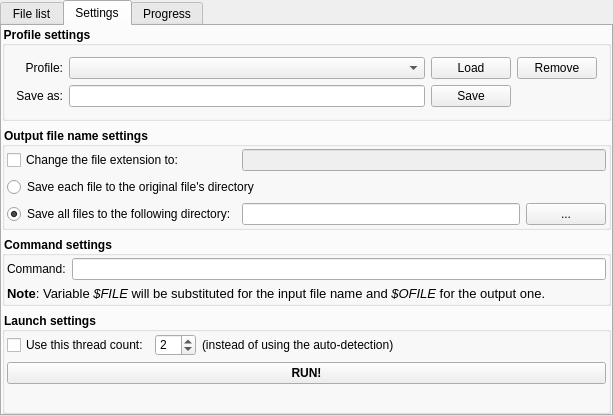
The window that mainwindow.ui (dwatzke/qtjobs) describes before a commit, drawn with Qt 5.
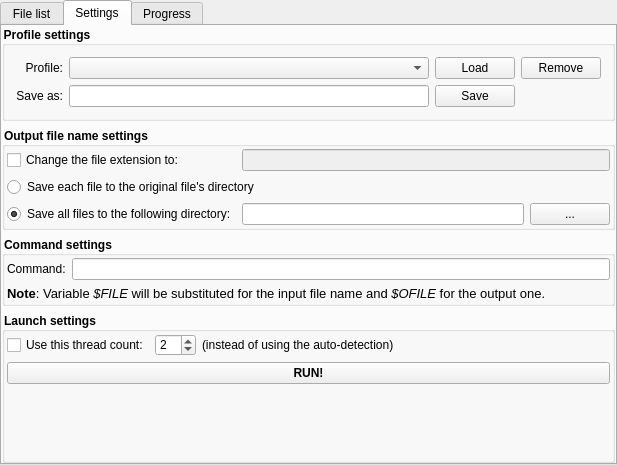
The same window after the commit. The open tabs and pages were chosen to show the change.

```diff
--- a/mainwindow.ui
+++ b/mainwindow.ui
@@ -6,8 +6,8 @@
    <rect>
     <x>0</x>
     <y>0</y>
-    <width>613</width>
-    <height>416</height>
+    <width>617</width>
+    <height>465</height>
    </rect>
   </property>
   <property name="windowTitle">
```
Left out of the diff: 67 changed lines with no effect on the pictures.
